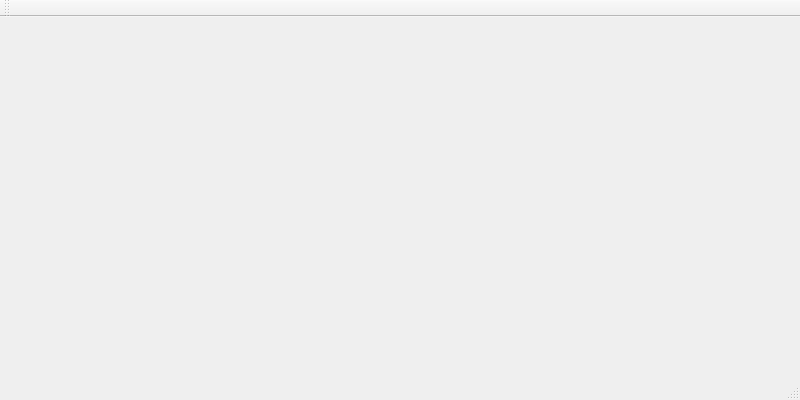
First picture: the form in Hopur21Verkefni/MyComputerScienceList/ui/mainwindow.ui, repository Hopur21/Hopur21, before the edit.
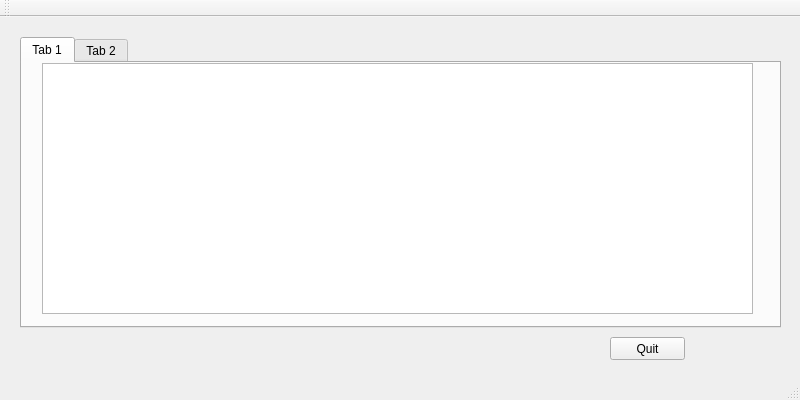
Second picture: the form after the edit.

Commit message: Reading data from database

Patch:
```diff
--- a/Hopur21Verkefni/MyComputerScienceList/ui/mainwindow.ui
+++ b/Hopur21Verkefni/MyComputerScienceList/ui/mainwindow.ui
@@ -25,7 +25,54 @@
   <property name="windowTitle">
    <string>MainWindow</string>
   </property>
-  <widget class="QWidget" name="centralWidget"/>
+  <widget class="QWidget" name="centralWidget">
+   <widget class="QPushButton" name="button_quitProgram">
+    <property name="geometry">
+     <rect>
+      <x>610</x>
+      <y>320</y>
+      <width>75</width>
+      <height>23</height>
+     </rect>
+    </property>
+    <property name="accessibleName">
+     <string/>
+    </property>
+    <property name="text">
+     <string>Quit</string>
+    </property>
+   </widget>
+   <widget class="QTabWidget" name="tabWidget">
+    <property name="geometry">
+     <rect>
+      <x>20</x>
+      <y>20</y>
+      <width>761</width>
+      <height>291</height>
+     </rect>
+    </property>
+    <widget class="QWidget" name="tab">
+     <attribute name="title">
+      <string>Tab 1</string>
+     </attribute>
+     <widget class="QTableWidget" name="table_computerScientist">
+      <property name="geometry">
+       <rect>
+        <x>20</x>
+        <y>0</y>
+        <width>711</width>
+        <height>251</height>
+       </rect>
+      </property>
+     </widget>
+    </widget>
+    <widget class="QWidget" name="tab_2">
+     <attribute name="title">
+      <string>Tab 2</string>
+     </attribute>
+    </widget>
+   </widget>
+  </widget>
   <widget class="QMenuBar" name="menuBar">
    <property name="geometry">
     <rect>
```
The commit also changes 2 other files.
